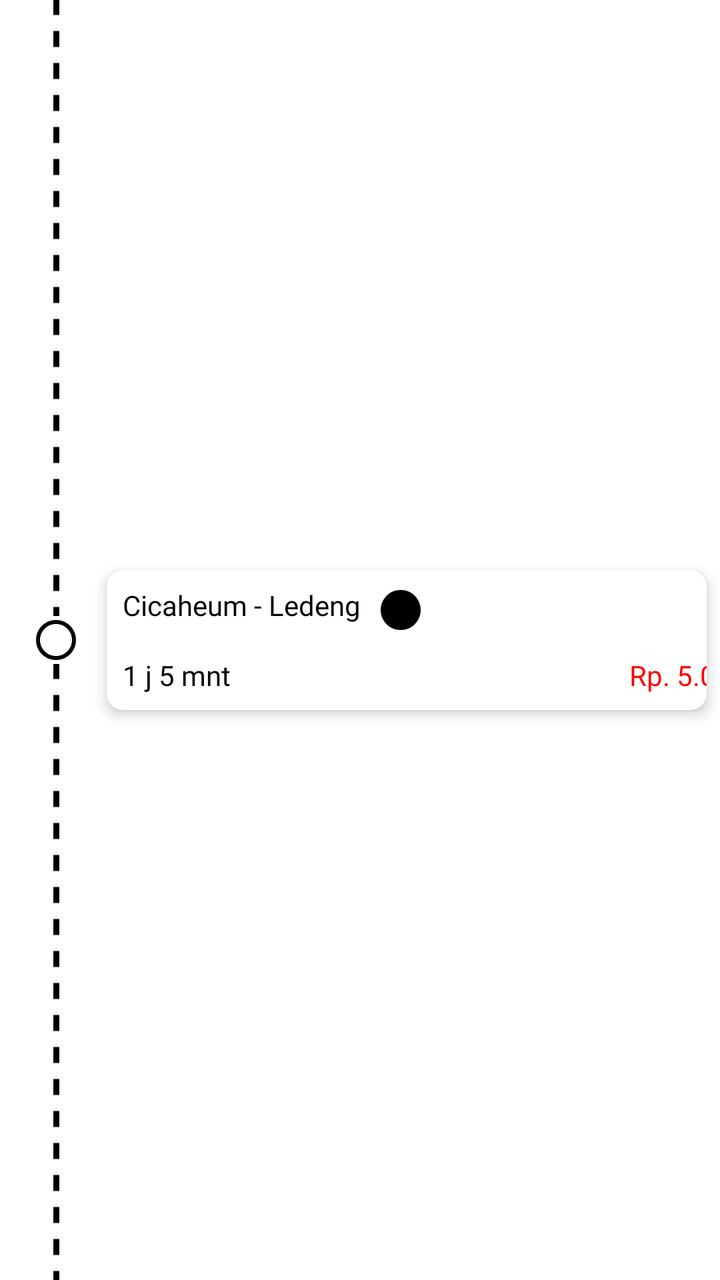
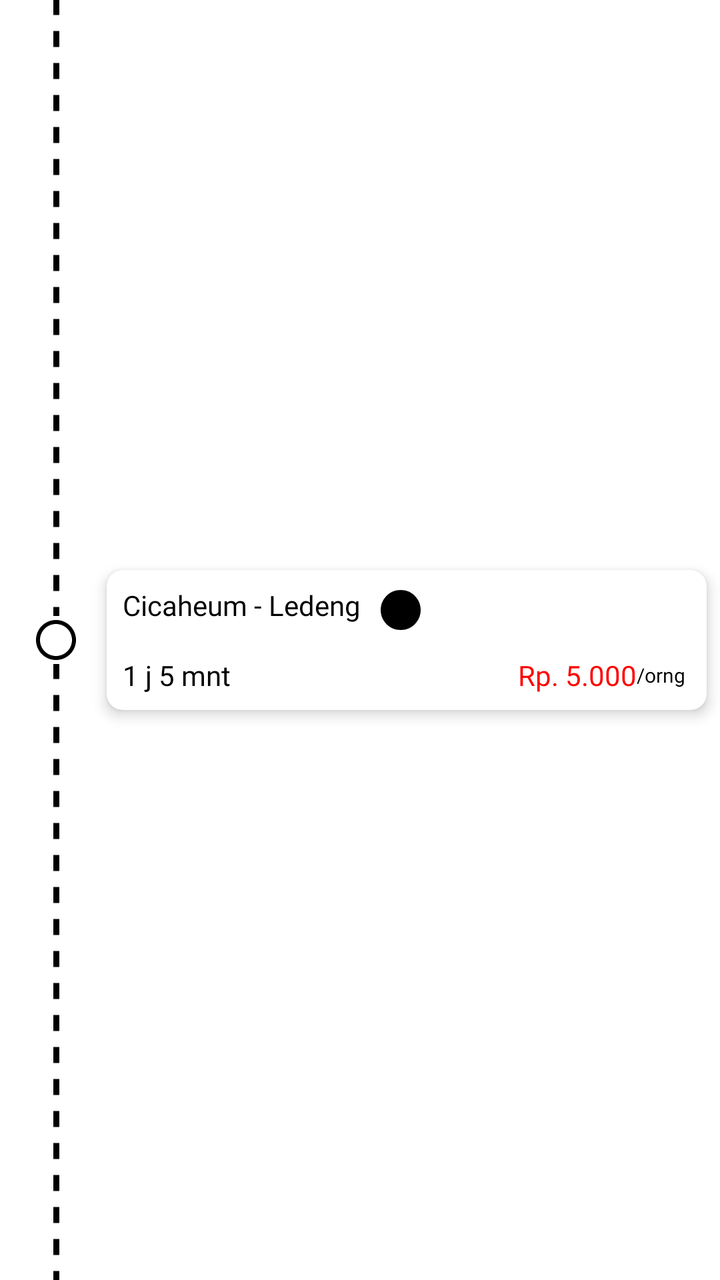

Two renders of the same Android screen: before a commit and after it. Below are the layout's source before the change and the commit's diff.
<!-- AndroidManifest.xml: application theme Theme.CustomerAngkot -->
<!-- res/layout/item_track.xml -->
<?xml version="1.0" encoding="utf-8"?>
<androidx.constraintlayout.widget.ConstraintLayout
    xmlns:android="http://schemas.android.com/apk/res/android"
    xmlns:app="http://schemas.android.com/apk/res-auto"
    xmlns:tools="http://schemas.android.com/tools"
    android:layout_width="match_parent"
    android:layout_height="wrap_content">

    <View
        android:id="@+id/dashed_line_buttom"
        android:layout_width="3dp"
        android:layout_height="0dp"
        android:background="@drawable/vertical_dashed_line"
        android:layerType="software"
        app:layout_constraintBottom_toBottomOf="parent"
        app:layout_constraintEnd_toEndOf="@+id/indicate_icon"
        app:layout_constraintStart_toStartOf="@+id/indicate_icon"
        app:layout_constraintTop_toBottomOf="@+id/indicate_icon" />

    <View
        android:id="@+id/dashed_line_top"
        android:layout_width="3dp"
        android:layout_height="0dp"
        android:background="@drawable/vertical_dashed_line"
        android:layerType="software"
        app:layout_constraintBottom_toTopOf="@+id/indicate_icon"
        app:layout_constraintEnd_toEndOf="@+id/indicate_icon"
        app:layout_constraintStart_toStartOf="@+id/indicate_icon"
        app:layout_constraintTop_toTopOf="parent"
        app:layout_constraintVertical_bias="0.0" />

    <ImageView
        android:id="@+id/indicate_icon"
        android:layout_width="wrap_content"
        android:layout_height="wrap_content"
        android:layout_marginStart="16dp"
        app:layout_constraintBottom_toBottomOf="parent"
        app:layout_constraintStart_toStartOf="parent"
        app:layout_constraintTop_toTopOf="parent"
        app:layout_constraintVertical_bias="0.50"
        app:srcCompat="@drawable/ic_circle"
        app:tint="@color/black" />

    <com.google.android.material.card.MaterialCardView

        android:id="@+id/materialCardView"
        android:layout_width="0dp"
        android:layout_height="wrap_content"
        app:cardCornerRadius="8dp"
        app:cardElevation="4dp"
        app:cardUseCompatPadding="true"
        app:layout_constraintBottom_toBottomOf="parent"
        app:layout_constraintEnd_toEndOf="parent"
        app:layout_constraintStart_toStartOf="@+id/guidelineVertical"
        app:layout_constraintTop_toTopOf="parent"
        app:strokeColor="@android:color/transparent">

        <androidx.constraintlayout.widget.ConstraintLayout
            android:layout_width="363dp"
            android:layout_height="wrap_content"
            android:padding="8dp">

            <TextView
                android:id="@+id/trayek_angkot"
                style="@style/textBold"
                android:layout_width="wrap_content"
                android:layout_height="wrap_content"
                android:text="Cicaheum - Ledeng"
                app:layout_constraintStart_toStartOf="parent"
                app:layout_constraintTop_toTopOf="parent" />

            <TextView
                android:id="@+id/text_eta"
                style="@style/textReguler"
                android:layout_width="wrap_content"
                android:layout_height="wrap_content"
                android:layout_marginTop="16dp"
                android:text="1 j 5 mnt"
                app:layout_constraintStart_toStartOf="parent"
                app:layout_constraintTop_toBottomOf="@+id/trayek_angkot" />

            <TextView
                android:id="@+id/price_trayek"
                style="@style/textReguler"
                android:layout_width="wrap_content"
                android:layout_height="wrap_content"
                android:layout_marginTop="16dp"
                android:layout_marginEnd="8dp"
                android:text="Rp. 5.000"
                android:textColor="#FD0303"
                app:layout_constraintEnd_toEndOf="parent"
                app:layout_constraintHorizontal_bias="0.884"
                app:layout_constraintStart_toEndOf="@+id/text_eta"
                app:layout_constraintTop_toBottomOf="@+id/trayek_angkot" />

            <TextView
                android:id="@+id/per_person"
                style="@style/textReguler"
                android:layout_width="wrap_content"
                android:layout_height="wrap_content"
                android:text="@string/person"
                android:textSize="10sp"
                app:layout_constraintBottom_toBottomOf="@+id/price_trayek"
                app:layout_constraintEnd_toEndOf="parent"
                app:layout_constraintHorizontal_bias="0.0"
                app:layout_constraintStart_toEndOf="@+id/price_trayek"
                app:layout_constraintTop_toTopOf="@+id/price_trayek" />

            <ImageView
                android:id="@+id/image_angkot_color"
                android:layout_width="wrap_content"
                android:layout_height="wrap_content"
                android:layout_marginStart="8dp"
                app:layout_constraintStart_toEndOf="@+id/trayek_angkot"
                app:layout_constraintTop_toTopOf="parent"
                app:srcCompat="@drawable/ic_circle_full" />


        </androidx.constraintlayout.widget.ConstraintLayout>


    </com.google.android.material.card.MaterialCardView>

    <ImageView
        android:id="@+id/image_without_transit"
        android:layout_width="35dp"
        android:layout_height="35dp"
        app:layout_constraintBottom_toBottomOf="parent"
        android:visibility="gone"
        android:background="@drawable/bg_circle_white"
        app:layout_constraintEnd_toStartOf="@+id/materialCardView"
        app:layout_constraintStart_toStartOf="parent"
        app:layout_constraintTop_toTopOf="@+id/dashed_line_top"
        app:layout_constraintVertical_bias="0.3"
        app:srcCompat="@drawable/ic_arrow_right"
         />

    <TextView
        android:id="@+id/text_without_transit"
        style="@style/textReguler"
        android:layout_width="50dp"
        android:layout_height="0dp"
        android:text="Tanpa transit"
        android:textAlignment="center"
        android:visibility="gone"
        android:textSize="10sp"
        app:layout_constraintEnd_toStartOf="@+id/materialCardView"
        app:layout_constraintStart_toStartOf="parent"
        app:layout_constraintTop_toBottomOf="@+id/image_without_transit" />

    <androidx.constraintlayout.widget.Guideline
        android:id="@+id/guidelineVertical"
        android:layout_width="wrap_content"
        android:layout_height="wrap_content"
        android:orientation="vertical"
        app:layout_constraintGuide_percent="0.13" />

</androidx.constraintlayout.widget.ConstraintLayout>
<!-- resources referenced by this layout -->
<resources>
  <color name="black">#FF000000</color>
  <!-- drawable bg_circle_white (drawable) -->
  <?xml version="1.0" encoding="utf-8"?>
  <shape xmlns:android="http://schemas.android.com/apk/res/android"
      android:shape="oval">
      <solid android:color="@android:color/white" />
  </shape>
  <!-- drawable ic_arrow_right: vector/xml drawable (drawable, 4013 chars, omitted) -->
  <!-- drawable ic_circle (drawable) -->
  <vector xmlns:android="http://schemas.android.com/apk/res/android" android:height="24dp" android:tint="#000000" android:viewportHeight="24" android:viewportWidth="24" android:width="24dp">
        
      <path android:fillColor="@android:color/white" android:pathData="M12,2C6.47,2 2,6.47 2,12c0,5.53 4.47,10 10,10s10,-4.47 10,-10C22,6.47 17.53,2 12,2zM12,20c-4.42,0 -8,-3.58 -8,-8c0,-4.42 3.58,-8 8,-8s8,3.58 8,8C20,16.42 16.42,20 12,20z"/>
      
  </vector>
  <!-- drawable ic_circle_full (drawable) -->
  <vector xmlns:android="http://schemas.android.com/apk/res/android" android:height="24dp" android:tint="#000000" android:viewportHeight="24" android:viewportWidth="24" android:width="24dp">
        
      <path android:fillColor="@android:color/white" android:pathData="M12,2C6.47,2 2,6.47 2,12s4.47,10 10,10 10,-4.47 10,-10S17.53,2 12,2z"/>
      
  </vector>
  <!-- drawable vertical_dashed_line (drawable) -->
  <?xml version="1.0" encoding="utf-8"?>
  <layer-list xmlns:android="http://schemas.android.com/apk/res/android">
      <item
          android:left="0dp"
          android:right="-4dp"
          android:top="-4dp"
          android:bottom="-4dp">
  
          <shape android:shape="rectangle">
              <solid android:color="@android:color/transparent" />
              <stroke
                  android:width="3dp"
                  android:color="@color/black"
                  android:dashWidth="8dp"
                  android:dashGap="8dp" />
          </shape>
      </item>
  </layer-list>
  <string name="person">/orng</string>
  <style name="textBold">
          <item name="android:textColor">@color/black</item>
          <item name="android:fontFamily">@font/poppins_bold</item>
      </style>
  <style name="textReguler">
          <item name="android:textColor">@color/black</item>
          <item name="android:fontFamily">@font/poppins_regular</item>
      </style>
  <style name="Theme.CustomerAngkot" parent="Theme.MaterialComponents.Light.DarkActionBar">
          
          <item name="colorPrimary">@color/colorPrimary</item>
          <item name="colorPrimaryVariant">@android:color/white</item>
          <item name="colorOnPrimary">@color/white</item>
          
          <item name="colorSecondary">@color/teal_200</item>
          <item name="colorSecondaryVariant">@color/teal_700</item>
          <item name="colorOnSecondary">@color/black</item>
          
          <item name="android:statusBarColor">@color/colorPrimary</item>
          
          <item name="android:forceDarkAllowed" tools:ignore="NewApi">true</item>
      </style>
  <color name="colorPrimary">#004D61</color>
  <color name="white">#FFFFFFFF</color>
  <color name="teal_200">#FF03DAC5</color>
  <color name="teal_700">#FF018786</color>
</resources>

<!-- the commit's change to res/layout/item_track.xml (unified diff, before → after) -->
@@ -56,7 +56,7 @@
         app:strokeColor="@android:color/transparent">
 
         <androidx.constraintlayout.widget.ConstraintLayout
-            android:layout_width="363dp"
+            android:layout_width="match_parent"
             android:layout_height="wrap_content"
             android:padding="8dp">
 
